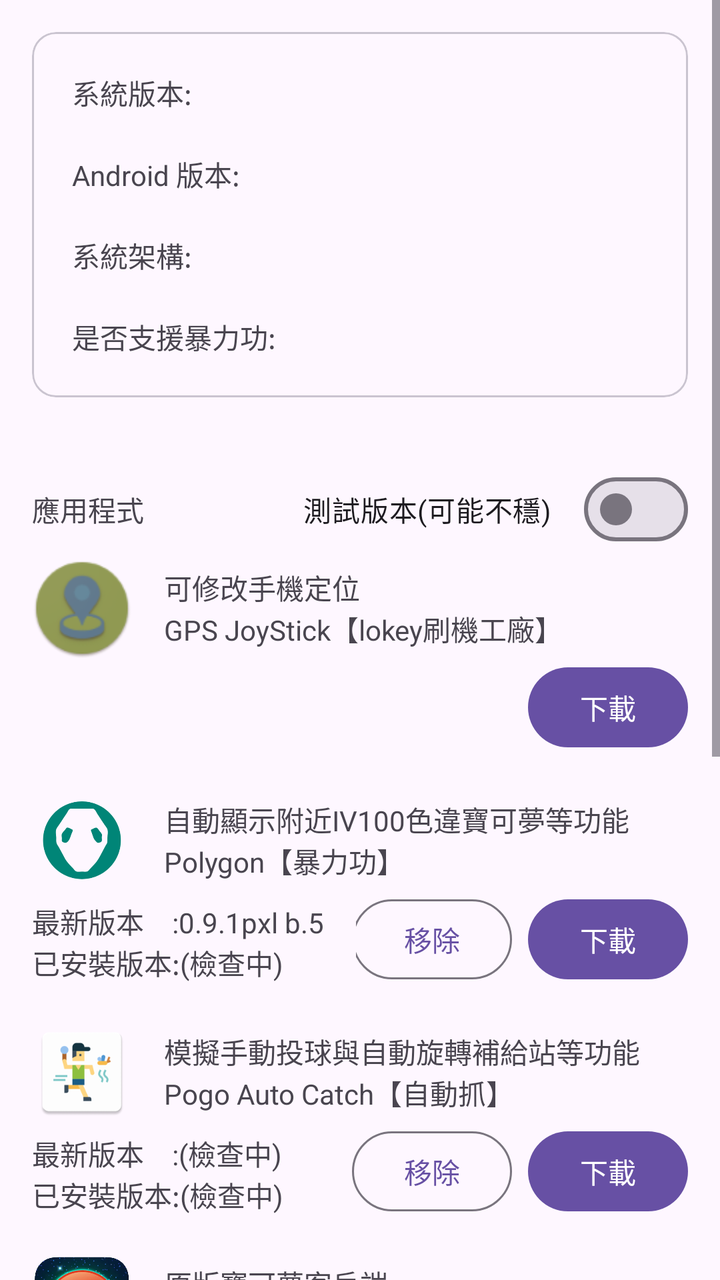
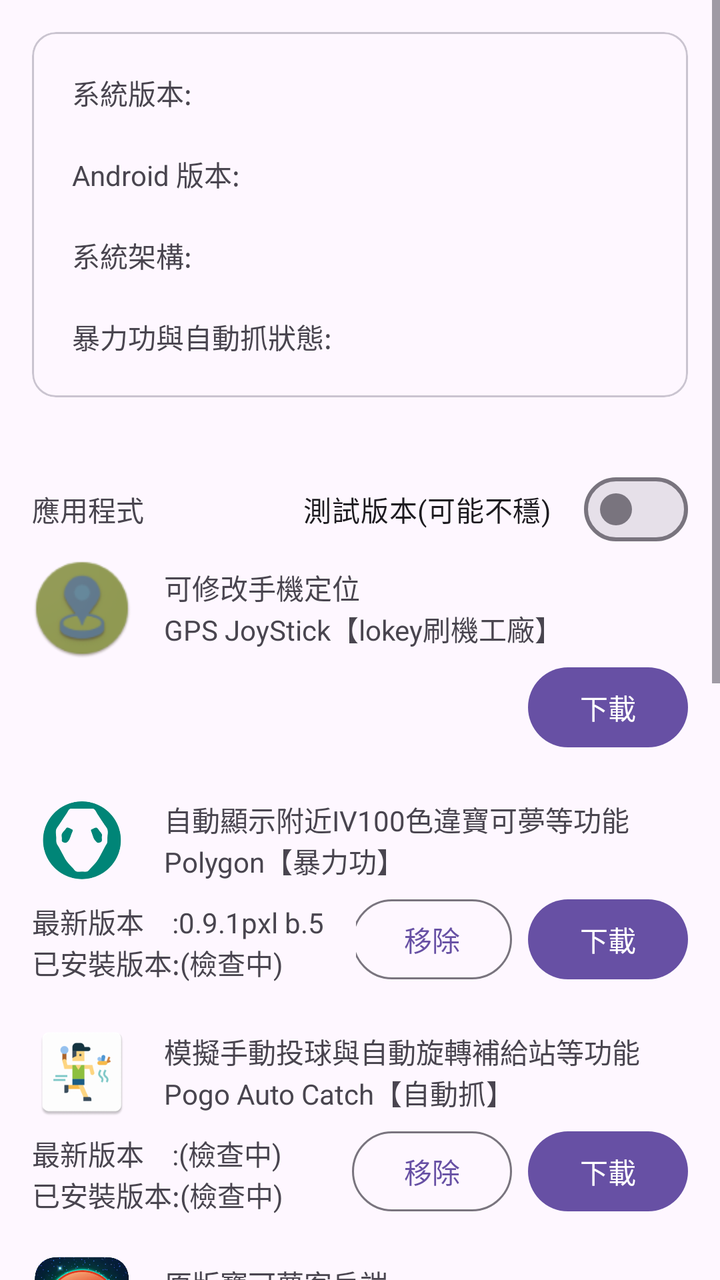

The first picture is an Android layout as it rendered before a commit; the second is the same layout after the commit. The layout source and the unified diff follow.
<!-- AndroidManifest.xml: application theme Theme.DynamicColors -->
<!-- res/layout/content_main.xml -->
<?xml version="1.0" encoding="utf-8"?>
<androidx.constraintlayout.widget.ConstraintLayout xmlns:android="http://schemas.android.com/apk/res/android"
    xmlns:app="http://schemas.android.com/apk/res-auto"
    xmlns:tools="http://schemas.android.com/tools"
    android:layout_width="match_parent"
    android:layout_height="match_parent"
    android:layout_marginBottom="16dp"
    app:layout_behavior="@string/appbar_scrolling_view_behavior">

    <ScrollView
        android:layout_width="match_parent"
        android:layout_height="match_parent"
        app:layout_constraintEnd_toEndOf="parent"
        app:layout_constraintStart_toStartOf="parent"
        >

        <LinearLayout
            android:layout_width="match_parent"
            android:layout_height="wrap_content"
            android:orientation="vertical">

            <com.google.android.material.card.MaterialCardView
                android:id="@+id/card"
                android:layout_width="match_parent"
                android:layout_height="wrap_content"
                android:layout_margin="16dp"
                android:layout_marginTop="16dp"
                android:checkable="true"
                android:clickable="true"
                android:focusable="true"
                app:layout_constraintTop_toTopOf="parent"
                tools:layout_editor_absoluteX="32dp">

                <LinearLayout
                    android:id="@+id/linearLayout3"
                    android:layout_width="match_parent"
                    android:layout_height="wrap_content"
                    android:orientation="vertical"
                    app:layout_constraintEnd_toEndOf="parent"
                    app:layout_constraintStart_toStartOf="parent"
                    app:layout_constraintTop_toTopOf="parent">

                    <TextView
                        android:id="@+id/android_imformation"
                        android:layout_width="match_parent"
                        android:layout_height="wrap_content"
                        android:layout_marginStart="20dp"
                        android:layout_marginTop="20dp"
                        android:layout_marginEnd="20dp"
                        android:text="系統版本:" />

                    <TextView
                        android:id="@+id/android_version"
                        android:layout_width="match_parent"
                        android:layout_height="wrap_content"
                        android:layout_marginStart="20dp"
                        android:layout_marginTop="20dp"
                        android:layout_marginEnd="20dp"
                        android:text="Android 版本:" />

                    <TextView
                        android:id="@+id/android_abi"
                        android:layout_width="match_parent"
                        android:layout_height="wrap_content"
                        android:layout_marginStart="20dp"
                        android:layout_marginTop="20dp"
                        android:layout_marginEnd="20dp"
                        android:text="系統架構:" />

                    <TextView
                        android:id="@+id/android_supper"
                        android:layout_width="match_parent"
                        android:layout_height="wrap_content"
                        android:layout_marginStart="20dp"
                        android:layout_marginTop="20dp"
                        android:layout_marginEnd="20dp"
                        android:layout_marginBottom="20dp"
                        android:text="是否支援暴力功:" />

                </LinearLayout>
            </com.google.android.material.card.MaterialCardView>

            <LinearLayout
                android:layout_width="match_parent"
                android:layout_height="wrap_content"
                android:gravity="center"
                android:layout_marginStart="16dp"
                android:layout_marginTop="16dp"
                android:layout_marginEnd="16dp"
                android:orientation="horizontal">

                <LinearLayout
                    android:layout_width="wrap_content"
                    android:layout_height="wrap_content"
                    android:orientation="vertical">

                    <TextView
                        android:id="@+id/textView"
                        android:layout_width="wrap_content"
                        android:layout_height="wrap_content"
                        android:text="應用程式"/>

                </LinearLayout>

                <Space
                    android:layout_width="wrap_content"
                    android:layout_height="wrap_content"
                    android:layout_weight="1" />

                <com.google.android.material.materialswitch.MaterialSwitch
                    android:id="@+id/switch1"
                    android:layout_width="wrap_content"
                    android:layout_height="wrap_content"
                    android:text="測試版本(可能不穩)" />

            </LinearLayout>


            <LinearLayout
                android:id="@+id/linearLayout0"
                android:layout_width="match_parent"
                android:layout_height="100dp"
                android:layout_marginStart="16dp"
                android:layout_marginEnd="16dp"
                android:gravity="center"
                android:orientation="vertical"
                app:layout_constraintEnd_toEndOf="parent"
                app:layout_constraintHorizontal_bias="1.0"
                app:layout_constraintStart_toStartOf="parent"
                app:layout_constraintTop_toBottomOf="@+id/textView">

                <LinearLayout
                    android:layout_width="match_parent"
                    android:layout_height="51dp"
                    android:gravity="center"
                    android:orientation="horizontal">

                    <ImageView
                        android:id="@+id/imageView"
                        android:layout_width="50dp"
                        android:layout_height="50dp"
                        app:srcCompat="@drawable/gps_icon"
                        tools:layout_editor_absoluteX="50dp"
                        tools:layout_editor_absoluteY="50dp" />

                    <LinearLayout
                        android:layout_width="match_parent"
                        android:layout_height="match_parent"
                        android:layout_marginStart="16dp"
                        android:gravity="center|start"
                        android:orientation="vertical">

                        <TextView
                            android:layout_width="wrap_content"
                            android:layout_height="wrap_content"
                            android:layout_marginEnd="16dp"
                            android:layout_weight="0"
                            android:text="可修改手機定位" />

                        <TextView
                            android:layout_width="wrap_content"
                            android:layout_height="wrap_content"
                            android:layout_weight="0"
                            android:text="GPS JoyStick【lokey刷機工廠】" />
                    </LinearLayout>
                </LinearLayout>

                <LinearLayout
                    android:layout_width="match_parent"
                    android:layout_height="match_parent"
                    android:orientation="horizontal">

                    <LinearLayout
                        android:layout_width="wrap_content"
                        android:layout_height="51dp"
                        android:gravity="center|start"
                        android:orientation="vertical">

                    </LinearLayout>

                    <LinearLayout
                        android:layout_width="match_parent"
                        android:layout_height="match_parent"
                        android:gravity="end"
                        android:orientation="horizontal">

                        <Button
                            android:id="@+id/download_gps"
                            android:layout_width="80dp"
                            android:layout_height="wrap_content"
                            android:text="下載" />


                    </LinearLayout>

                </LinearLayout>

            </LinearLayout>

            <LinearLayout
                android:id="@+id/linearLayout1"
                android:layout_width="match_parent"
                android:layout_height="100dp"
                android:layout_marginStart="16dp"
                android:layout_marginTop="16dp"
                android:layout_marginEnd="16dp"
                android:gravity="center"
                android:orientation="vertical"
                app:layout_constraintEnd_toEndOf="parent"
                app:layout_constraintHorizontal_bias="1.0"
                app:layout_constraintStart_toStartOf="parent"
                app:layout_constraintTop_toBottomOf="@+id/linearLayout0">

                <LinearLayout
                    android:layout_width="match_parent"
                    android:layout_height="51dp"
                    android:gravity="center"
                    android:orientation="horizontal">

                    <ImageView
                        android:id="@+id/imageView1"
                        android:layout_width="50dp"
                        android:layout_height="50dp"
                        app:srcCompat="@drawable/polygon_icon"
                        tools:layout_editor_absoluteX="100dp"
                        tools:layout_editor_absoluteY="100dp" />

                    <LinearLayout
                        android:layout_width="match_parent"
                        android:layout_height="match_parent"
                        android:layout_marginStart="16dp"
                        android:gravity="center|start"
                        android:orientation="vertical">

                        <TextView
                            android:layout_width="wrap_content"
                            android:layout_height="wrap_content"
                            android:layout_marginEnd="16dp"
                            android:layout_weight="0"
                            android:text="自動顯示附近IV100色違寶可夢等功能" />

                        <TextView
                            android:layout_width="wrap_content"
                            android:layout_height="wrap_content"
                            android:layout_weight="0"
                            android:text="Polygon【暴力功】" />
                    </LinearLayout>
                </LinearLayout>

                <LinearLayout
                    android:layout_width="match_parent"
                    android:layout_height="match_parent"
                    android:orientation="horizontal">

                    <LinearLayout
                        android:layout_width="wrap_content"
                        android:layout_height="51dp"
                        android:gravity="center|start"
                        android:orientation="vertical">

                        <TextView
                            android:id="@+id/polygon_new_verison"
                            android:layout_width="wrap_content"
                            android:layout_height="wrap_content"
                            android:layout_marginEnd="16dp"
                            android:layout_weight="0"
                            android:text="最新版本　:0.9.1pxl b.5" />

                        <TextView
                            android:id="@+id/polygon_install_verison"
                            android:layout_width="wrap_content"
                            android:layout_height="wrap_content"
                            android:layout_weight="0"
                            android:text="已安裝版本:(檢查中)" />


                    </LinearLayout>

                    <LinearLayout
                        android:layout_width="match_parent"
                        android:layout_height="match_parent"
                        android:gravity="end"
                        android:orientation="horizontal">

                        <Button
                            android:id="@+id/remove_polygon"
                            style="@style/Widget.Material3.Button.OutlinedButton"
                            android:layout_width="80dp"
                            android:layout_height="wrap_content"
                            android:layout_marginEnd="8dp"
                            android:text="移除" />

                        <Button
                            android:id="@+id/download_polygon"
                            android:layout_width="80dp"
                            android:layout_height="wrap_content"
                            android:text="下載" />


                    </LinearLayout>

                </LinearLayout>

            </LinearLayout>

            <LinearLayout
                android:id="@+id/linearLayout2"
                android:layout_width="match_parent"
                android:layout_height="100dp"
                android:layout_marginStart="16dp"
                android:layout_marginTop="16dp"
                android:layout_marginEnd="16dp"
                android:gravity="center"
                android:orientation="vertical"
                app:layout_constraintEnd_toEndOf="parent"
                app:layout_constraintHorizontal_bias="1.0"
                app:layout_constraintStart_toStartOf="parent"
                app:layout_constraintTop_toBottomOf="@+id/linearLayout1">

                <LinearLayout
                    android:layout_width="match_parent"
                    android:layout_height="51dp"
                    android:gravity="center"
                    android:orientation="horizontal">

                    <ImageView
                        android:id="@+id/imageView2"
                        android:layout_width="50dp"
                        android:layout_height="50dp"
                        app:srcCompat="@drawable/autocatch_icon"
                        tools:layout_editor_absoluteX="50dp"
                        tools:layout_editor_absoluteY="50dp" />

                    <LinearLayout
                        android:layout_width="match_parent"
                        android:layout_height="match_parent"
                        android:layout_marginStart="16dp"
                        android:gravity="center|start"
                        android:orientation="vertical">

                        <TextView
                            android:layout_width="wrap_content"
                            android:layout_height="wrap_content"
                            android:layout_marginEnd="16dp"
                            android:layout_weight="0"
                            android:text="模擬手動投球與自動旋轉補給站等功能" />

                        <TextView
                            android:layout_width="wrap_content"
                            android:layout_height="wrap_content"
                            android:layout_weight="0"
                            android:text="Pogo Auto Catch【自動抓】" />
                    </LinearLayout>
                </LinearLayout>

                <LinearLayout
                    android:layout_width="match_parent"
                    android:layout_height="match_parent"
                    android:orientation="horizontal">

                    <LinearLayout
                        android:layout_width="wrap_content"
                        android:layout_height="51dp"
                        android:gravity="center|start"
                        android:orientation="vertical">

                        <TextView
                            android:id="@+id/autocatch_new_verison"
                            android:layout_width="wrap_content"
                            android:layout_height="wrap_content"
                            android:layout_marginEnd="16dp"
                            android:layout_weight="0"
                            android:text="最新版本　:(檢查中)" />

                        <TextView
                            android:id="@+id/autocatch_install_verison"
                            android:layout_width="wrap_content"
                            android:layout_height="wrap_content"
                            android:layout_weight="0"
                            android:text="已安裝版本:(檢查中)" />
                    </LinearLayout>

                    <LinearLayout
                        android:layout_width="match_parent"
                        android:layout_height="match_parent"
                        android:gravity="end"
                        android:orientation="horizontal">

                        <Button
                            android:id="@+id/remove_autocatch"
                            style="@style/Widget.Material3.Button.OutlinedButton"
                            android:layout_width="80dp"
                            android:layout_height="wrap_content"
                            android:layout_marginEnd="8dp"
                            android:text="移除" />

                        <Button
                            android:id="@+id/download_autocatch"
                            android:layout_width="80dp"
                            android:layout_height="wrap_content"
                            android:text="下載" />


                    </LinearLayout>

                </LinearLayout>

            </LinearLayout>

            <LinearLayout
                android:id="@+id/linearLayout4"
                android:layout_width="match_parent"
                android:layout_height="100dp"
                android:layout_marginStart="16dp"
                android:layout_marginTop="16dp"
                android:layout_marginEnd="16dp"
                android:gravity="center"
                android:orientation="vertical"
                app:layout_constraintEnd_toEndOf="parent"
                app:layout_constraintHorizontal_bias="1.0"
                app:layout_constraintStart_toStartOf="parent"
                app:layout_constraintTop_toBottomOf="@+id/linearLayout1">

                <LinearLayout
                    android:layout_width="match_parent"
                    android:layout_height="51dp"
                    android:gravity="center"
                    android:orientation="horizontal">

                    <ImageView
                        android:id="@+id/imageView4"
                        android:layout_width="50dp"
                        android:layout_height="50dp"
                        app:srcCompat="@drawable/pok_icon"
                        tools:layout_editor_absoluteX="50dp"
                        tools:layout_editor_absoluteY="50dp" />

                    <LinearLayout
                        android:layout_width="match_parent"
                        android:layout_height="match_parent"
                        android:layout_marginStart="16dp"
                        android:gravity="center|start"
                        android:orientation="vertical">

                        <TextView
                            android:layout_width="wrap_content"
                            android:layout_height="wrap_content"
                            android:layout_marginEnd="16dp"
                            android:layout_weight="0"
                            android:text="原版寶可夢客戶端" />

                        <TextView
                            android:layout_width="wrap_content"
                            android:layout_height="wrap_content"
                            android:layout_weight="0"
                            android:text="Pokémon GO【寶可夢】" />
                    </LinearLayout>
                </LinearLayout>

                <LinearLayout
                    android:layout_width="match_parent"
                    android:layout_height="match_parent"
                    android:orientation="horizontal">

                    <LinearLayout
                        android:layout_width="wrap_content"
                        android:layout_height="51dp"
                        android:gravity="center|start"
                        android:orientation="vertical">

                        <TextView
                            android:id="@+id/pok_new_verison"
                            android:layout_width="wrap_content"
                            android:layout_height="wrap_content"
                            android:layout_marginEnd="16dp"
                            android:layout_weight="0"
                            android:text="支援版本　:(檢查中)" />

                        <TextView
                            android:id="@+id/pok_install_verison"
                            android:layout_width="wrap_content"
                            android:layout_height="wrap_content"
                            android:layout_weight="0"
                            android:text="已安裝版本:(檢查中)" />
                    </LinearLayout>

                    <LinearLayout
                        android:layout_width="match_parent"
                        android:layout_height="match_parent"
                        android:gravity="end"
                        android:orientation="horizontal">

                        <Button
                            android:id="@+id/remove_pok"
                            style="@style/Widget.Material3.Button.OutlinedButton"
                            android:layout_width="80dp"
                            android:layout_height="wrap_content"
                            android:layout_marginEnd="8dp"
                            android:text="移除" />

                        <Button
                            android:id="@+id/download_pok"
                            android:layout_width="80dp"
                            android:layout_height="wrap_content"
                            android:text="下載" />


                    </LinearLayout>

                </LinearLayout>

            </LinearLayout>

            <TextView
                android:layout_width="wrap_content"
                android:layout_height="wrap_content"
                android:layout_marginStart="16dp"
                android:layout_marginTop="32dp"
                android:text="設備、定位檢測"
                app:layout_constraintStart_toStartOf="parent" />

            <com.google.android.material.card.MaterialCardView
                android:layout_width="match_parent"
                android:layout_height="wrap_content"
                android:layout_margin="16dp"
                android:checkable="true"
                android:clickable="true"
                android:focusable="true"
                app:layout_constraintTop_toBottomOf="@+id/linearLayout2"
                tools:layout_editor_absoluteX="32dp">

                <LinearLayout
                    android:layout_width="match_parent"
                    android:layout_height="wrap_content"
                    android:orientation="vertical"
                    app:layout_constraintEnd_toEndOf="parent"
                    app:layout_constraintStart_toStartOf="parent"
                    app:layout_constraintTop_toTopOf="parent">

                    <Button
                        android:id="@+id/check_location"
                        style="@style/Widget.Material3.Button"
                        android:layout_width="match_parent"
                        android:layout_height="wrap_content"
                        android:layout_marginStart="16dp"
                        android:layout_marginTop="16dp"
                        android:layout_marginEnd="16dp"
                        android:text="檢測定位" />

                    <TextView
                        android:layout_width="match_parent"
                        android:layout_height="wrap_content"
                        android:layout_marginStart="20dp"
                        android:layout_marginTop="20dp"
                        android:layout_marginEnd="20dp"
                        android:text="系統取得位置:" />

                    <TextView
                        android:id="@+id/location_system"
                        android:layout_width="match_parent"
                        android:layout_height="wrap_content"
                        android:layout_marginStart="20dp"
                        android:layout_marginEnd="20dp"
                        android:text="" />

                    <TextView
                        android:layout_width="match_parent"
                        android:layout_height="wrap_content"
                        android:layout_marginStart="20dp"
                        android:layout_marginTop="20dp"
                        android:text="是否安裝Magsik:" />

                    <TextView
                        android:id="@+id/check_magisk"
                        android:layout_width="match_parent"
                        android:layout_height="wrap_content"
                        android:layout_marginStart="20dp"
                        android:layout_marginEnd="20dp"
                        android:layout_marginBottom="20dp"
                        android:text="未檢查" />

                </LinearLayout>
            </com.google.android.material.card.MaterialCardView>

            <Space
                android:layout_width="match_parent"
                android:layout_height="50dp"
                android:layout_marginBottom="16dp"
                android:layout_gravity="bottom|end"
                app:layout_constraintBottom_toBottomOf="parent"
                app:layout_constraintEnd_toEndOf="parent"
                app:layout_constraintStart_toStartOf="parent" />


        </LinearLayout>
    </ScrollView>
</androidx.constraintlayout.widget.ConstraintLayout>
<!-- resources referenced by this layout -->
<resources>
  <!-- drawable autocatch_icon: png bitmap (drawable-nodpi, 6494 bytes) -->
  <!-- drawable gps_icon: png bitmap (drawable-nodpi, 5357 bytes) -->
  <!-- drawable pok_icon: png bitmap (drawable-nodpi, 264002 bytes) -->
  <!-- drawable polygon_icon: png bitmap (drawable-nodpi, 26442 bytes) -->
  <style name="Theme.DynamicColors" parent="Theme.Material3.DayNight.NoActionBar">
          
          
  
          <item name="android:navigationBarColor">@android:color/transparent</item>
          <item name="android:statusBarColor">@android:color/transparent</item>
          <item name="android:windowLightStatusBar">?attr/isLightTheme</item>
  
      </style>
</resources>

<!-- the commit's change to res/layout/content_main.xml (unified diff, before → after) -->
@@ -75,7 +75,7 @@
                         android:layout_marginTop="20dp"
                         android:layout_marginEnd="20dp"
                         android:layout_marginBottom="20dp"
-                        android:text="是否支援暴力功:" />
+                        android:text="暴力功與自動抓狀態:" />
 
                 </LinearLayout>
             </com.google.android.material.card.MaterialCardView>
@@ -408,7 +408,7 @@
             </LinearLayout>
 
             <LinearLayout
-                android:id="@+id/linearLayout4"
+                android:id="@+id/linearLayout5"
                 android:layout_width="match_parent"
                 android:layout_height="100dp"
                 android:layout_marginStart="16dp"
@@ -428,6 +428,109 @@
                     android:orientation="horizontal">
 
                     <ImageView
+                        android:layout_width="50dp"
+                        android:layout_height="50dp"
+                        app:srcCompat="@drawable/pok_icon"
+                        tools:layout_editor_absoluteX="50dp"
+                        tools:layout_editor_absoluteY="50dp" />
+
+                    <LinearLayout
+                        android:layout_width="match_parent"
+                        android:layout_height="match_parent"
+                        android:layout_marginStart="16dp"
+                        android:gravity="center|start"
+                        android:orientation="vertical">
+
+                        <TextView
+                            android:layout_width="wrap_content"
+                            android:layout_height="wrap_content"
+                            android:layout_marginEnd="16dp"
+                            android:layout_weight="0"
+                            android:text="原版寶可夢客戶端" />
+
+                        <TextView
+                            android:layout_width="wrap_content"
+                            android:layout_height="wrap_content"
+                            android:layout_weight="0"
+                            android:text="Pokémon GO【寶可夢】" />
+                    </LinearLayout>
+                </LinearLayout>
+
+                <LinearLayout
+                    android:layout_width="match_parent"
+                    android:layout_height="match_parent"
+                    android:orientation="horizontal">
+
+                    <LinearLayout
+                        android:layout_width="wrap_content"
+                        android:layout_height="51dp"
+                        android:gravity="center|start"
+                        android:orientation="vertical">
+
+                        <TextView
+                            android:id="@+id/pok_new_verison"
+                            android:layout_width="wrap_content"
+                            android:layout_height="wrap_content"
+                            android:layout_marginEnd="16dp"
+                            android:layout_weight="0"
+                            android:text="支援版本　:(檢查中)" />
+
+                        <TextView
+                            android:id="@+id/pok_install_verison"
+                            android:layout_width="wrap_content"
+                            android:layout_height="wrap_content"
+                            android:layout_weight="0"
+                            android:text="已安裝版本:(檢查中)" />
+                    </LinearLayout>
+
+                    <LinearLayout
+                        android:layout_width="match_parent"
+                        android:layout_height="match_parent"
+                        android:gravity="end"
+                        android:orientation="horizontal">
+
+                        <Button
+                            android:id="@+id/remove_pok"
+                            style="@style/Widget.Material3.Button.OutlinedButton"
+                            android:layout_width="80dp"
+                            android:layout_height="wrap_content"
+                            android:layout_marginEnd="8dp"
+                            android:text="移除" />
+
+                        <Button
+                            android:id="@+id/download_pok"
+                            android:layout_width="80dp"
+                            android:layout_height="wrap_content"
+                            android:text="下載" />
+
+
+                    </LinearLayout>
+
+                </LinearLayout>
+
+            </LinearLayout>
+
+            <LinearLayout
+                android:id="@+id/linearLayout4"
+                android:layout_width="match_parent"
+                android:layout_height="100dp"
+                android:layout_marginStart="16dp"
+                android:layout_marginTop="16dp"
+                android:layout_marginEnd="16dp"
+                android:gravity="center"
+                android:orientation="vertical"
+                app:layout_constraintEnd_toEndOf="parent"
+                app:layout_constraintHorizontal_bias="1.0"
+                app:layout_constraintStart_toStartOf="parent"
+                app:layout_constraintTop_toBottomOf="@+id/linearLayout1">
+
+                <LinearLayout
+                    android:layout_width="match_parent"
+                    android:layout_height="51dp"
+                    android:gravity="center"
+                    android:orientation="horizontal">
+
+                    <ImageView
                         android:id="@+id/imageView4"
                         android:layout_width="50dp"
                         android:layout_height="50dp"
@@ -447,13 +550,13 @@
                             android:layout_height="wrap_content"
                             android:layout_marginEnd="16dp"
                             android:layout_weight="0"
-                            android:text="原版寶可夢客戶端" />
-
-                        <TextView
-                            android:layout_width="wrap_content"
-                            android:layout_height="wrap_content"
-                            android:layout_weight="0"
-                            android:text="Pokémon GO【寶可夢】" />
+                            android:text="原版寶可夢三星版本客戶端" />
+
+                        <TextView
+                            android:layout_width="wrap_content"
+                            android:layout_height="wrap_content"
+                            android:layout_weight="0"
+                            android:text="Pokémon GO【寶可夢三星版本】" />
                     </LinearLayout>
                 </LinearLayout>
 
@@ -469,7 +572,7 @@
                         android:orientation="vertical">
 
                         <TextView
-                            android:id="@+id/pok_new_verison"
+                            android:id="@+id/pokAres_new_verison"
                             android:layout_width="wrap_content"
                             android:layout_height="wrap_content"
                             android:layout_marginEnd="16dp"
@@ -477,7 +580,7 @@
                             android:text="支援版本　:(檢查中)" />
 
                         <TextView
-                            android:id="@+id/pok_install_verison"
+                            android:id="@+id/pokAres_install_verison"
                             android:layout_width="wrap_content"
                             android:layout_height="wrap_content"
                             android:layout_weight="0"
@@ -491,7 +594,7 @@
                         android:orientation="horizontal">
 
                         <Button
-                            android:id="@+id/remove_pok"
+                            android:id="@+id/remove_pokAres"
                             style="@style/Widget.Material3.Button.OutlinedButton"
                             android:layout_width="80dp"
                             android:layout_height="wrap_content"
@@ -499,7 +602,7 @@
                             android:text="移除" />
 
                         <Button
-                            android:id="@+id/download_pok"
+                            android:id="@+id/download_pokAres"
                             android:layout_width="80dp"
                             android:layout_height="wrap_content"
                             android:text="下載" />
